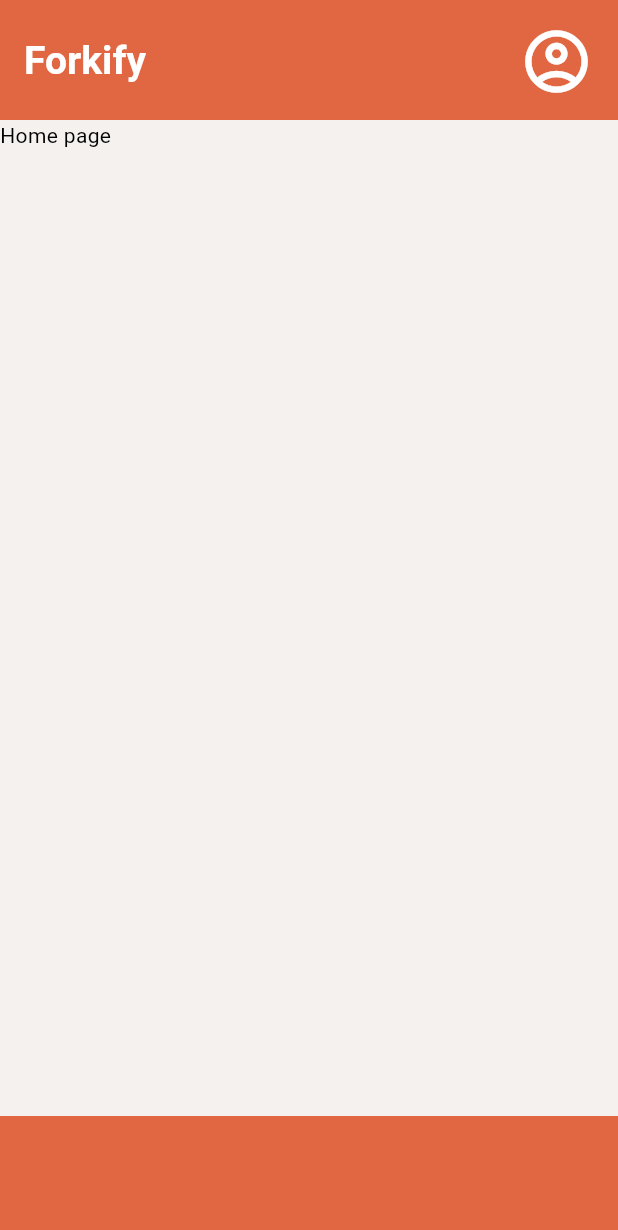
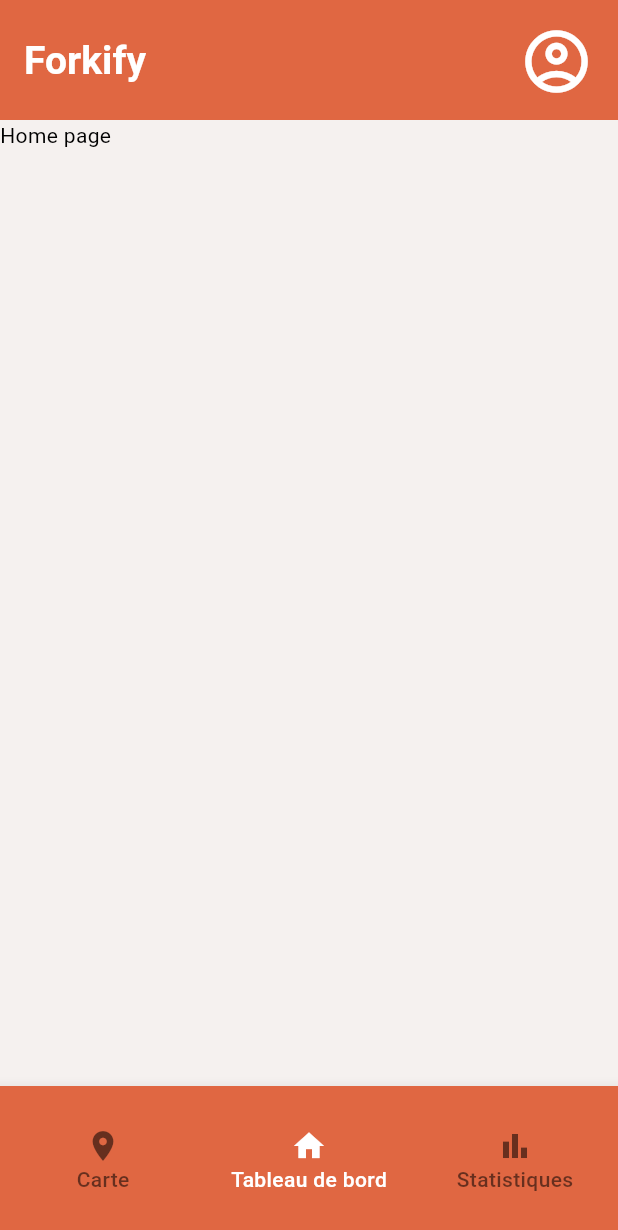
Before and after one commit to YBallanger/forkify, a Flutter app: the screen it shows after launch, on a phone screen of 412 x 824 dp. Shown: the top 1230 px of the screen. Run offline on Flutter 3.47's test engine with Material 3 defaults, Android fonts, the light colour scheme and no system bars; our stand-ins replace go_router; Roboto replaces fonts that are missing (roboto).

Commit message:
✨ feat : navigation bar

```diff
--- a/lib/res/fonts.dart
+++ b/lib/res/fonts.dart
@@ -1,6 +1,9 @@
 import 'package:flutter/material.dart';
 
 class Fonts {
+  static final TextStyle bodyMedium = TextStyle(
+      fontFamily: "roboto", fontSize: 14, fontWeight: FontWeight.w500);
+
   static final TextStyle titleLarge = TextStyle(
       fontFamily: "roboto", fontSize: 26, fontWeight: FontWeight.w700);
 }
--- a/lib/res/theme/app_theme.dart
+++ b/lib/res/theme/app_theme.dart
@@ -6,13 +6,20 @@ import 'color_schemes.dart';
 class AppTheme {
   static ThemeData themeData(ColorScheme colorScheme) {
     return ThemeData(
-        colorScheme: colorScheme,
-        appBarTheme: AppBarTheme(
-            toolbarHeight: 90,
-            backgroundColor: colorScheme.primary,
-            titleTextStyle:
-                Fonts.titleLarge.apply(color: colorScheme.onPrimary),
-            iconTheme: IconThemeData(color: colorScheme.onPrimary, size: 50)));
+      colorScheme: colorScheme,
+      appBarTheme: AppBarTheme(
+        toolbarHeight: 90,
+        backgroundColor: colorScheme.primary,
+        titleTextStyle: Fonts.titleLarge.apply(color: colorScheme.onPrimary),
+        iconTheme: IconThemeData(color: colorScheme.onPrimary, size: 50),
+      ),
+      bottomNavigationBarTheme: BottomNavigationBarThemeData(
+        backgroundColor: colorScheme.primary,
+        selectedItemColor: colorScheme.onPrimary,
+        selectedLabelStyle: Fonts.bodyMedium,
+        unselectedLabelStyle: Fonts.bodyMedium,
+      ),
+    );
   }
 
   static final ThemeData lightTheme = themeData(lightColorScheme);
--- a/lib/utils/router.utils.dart
+++ b/lib/utils/router.utils.dart
@@ -1,6 +1,7 @@
 import 'package:flutter/material.dart';
 import 'package:forkify/view/feature/scaffold/forkify_scaffold.feature.dart';
 import 'package:forkify/view/screen/home.screen.dart';
+import 'package:forkify/view/screen/map.screen.dart';
 import 'package:forkify/view/screen/profile.screen.dart';
 import 'package:forkify/view/screen/statistics.screen.dart';
 import 'package:go_router/go_router.dart';
@@ -31,7 +32,13 @@ final GoRouter router = GoRouter(
           builder: (BuildContext context, GoRouterState state) {
             return const StatisticsScreen();
           },
-        )
+        ),
+        GoRoute(
+          path: '/map',
+          builder: (BuildContext context, GoRouterState state) {
+            return const MapScreen();
+          },
+        ),
       ],
     ),
   ],
--- a/lib/view/feature/scaffold/forkify_scaffold.feature.dart
+++ b/lib/view/feature/scaffold/forkify_scaffold.feature.dart
@@ -1,13 +1,31 @@
 import 'package:flutter/material.dart';
 import 'package:go_router/go_router.dart';
 
-class ForkifyScaffold extends StatelessWidget {
+class ForkifyScaffold extends StatefulWidget {
   const ForkifyScaffold({
     super.key,
     this.body,
   });
 
   final Widget? body;
+
+  @override
+  State<ForkifyScaffold> createState() => _ForkifyScaffoldState();
+}
+
+class _ForkifyScaffoldState extends State<ForkifyScaffold> {
+  int _currentIndex = 1;
+
+  void handleSwitchPage(int newIndex) {
+    switch (newIndex) {
+      case 0:
+        context.go("/map");
+      case 1:
+        context.go("/");
+      case 2:
+        context.go("/statistics");
+    }
+  }
 
   @override
   Widget build(BuildContext context) {
@@ -19,15 +37,32 @@ class ForkifyScaffold extends StatelessWidget {
           Padding(
             padding: const EdgeInsets.all(8.0),
             child: IconButton(
-                onPressed: () => {
-                  context.go("/profile")
-                }, icon: Icon(Icons.account_circle_outlined)),
+                onPressed: () => {context.go("/profile")},
+                icon: Icon(Icons.account_circle_outlined)),
           )
         ],
       ),
-      body: body,
-      bottomNavigationBar:
-          Container(height: 80, color: Theme.of(context).colorScheme.primary),
+      body: widget.body,
+      bottomNavigationBar: SizedBox(
+        height: 100,
+        child: BottomNavigationBar(
+          currentIndex: _currentIndex,
+          onTap: (newIndex) {
+            setState(() {
+              _currentIndex = newIndex;
+              handleSwitchPage(newIndex);
+            });
+          },
+          items: [
+            BottomNavigationBarItem(
+                icon: Icon(Icons.location_on), label: "Carte"),
+            BottomNavigationBarItem(
+                icon: Icon(Icons.home), label: "Tableau de bord"),
+            BottomNavigationBarItem(
+                icon: Icon(Icons.bar_chart), label: "Statistiques"),
+          ],
+        ),
+      ),
     );
   }
 }
```
Also changed, not shown: lib/view/screen/map.screen.dart (added, +12 -0 lines).
